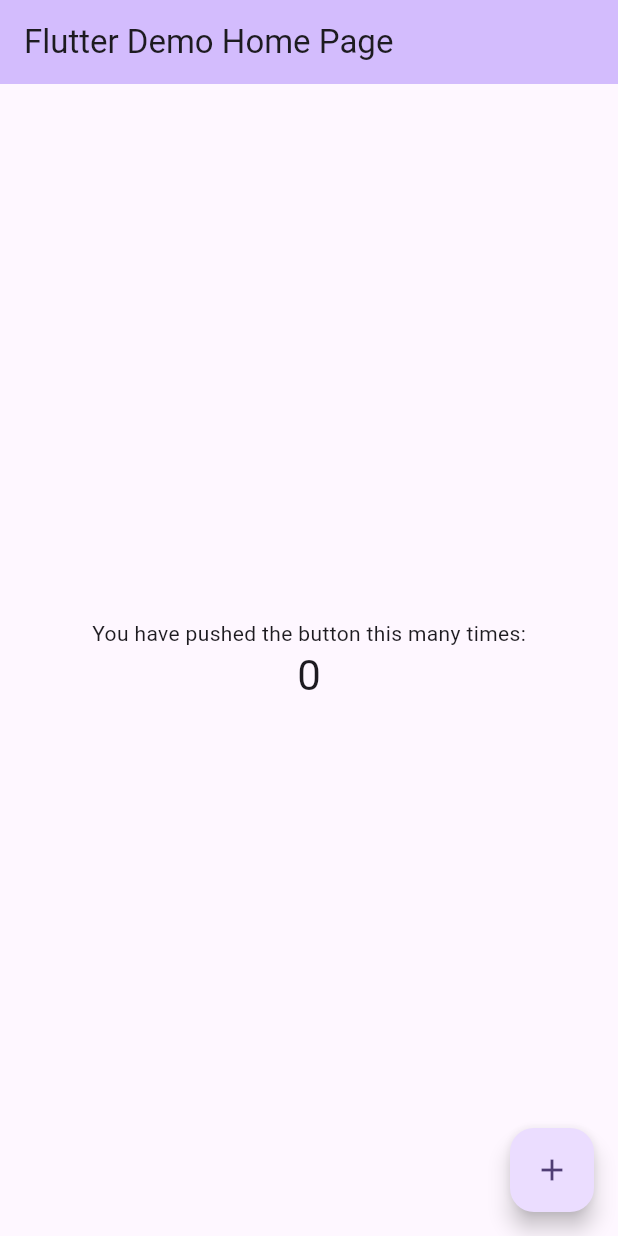
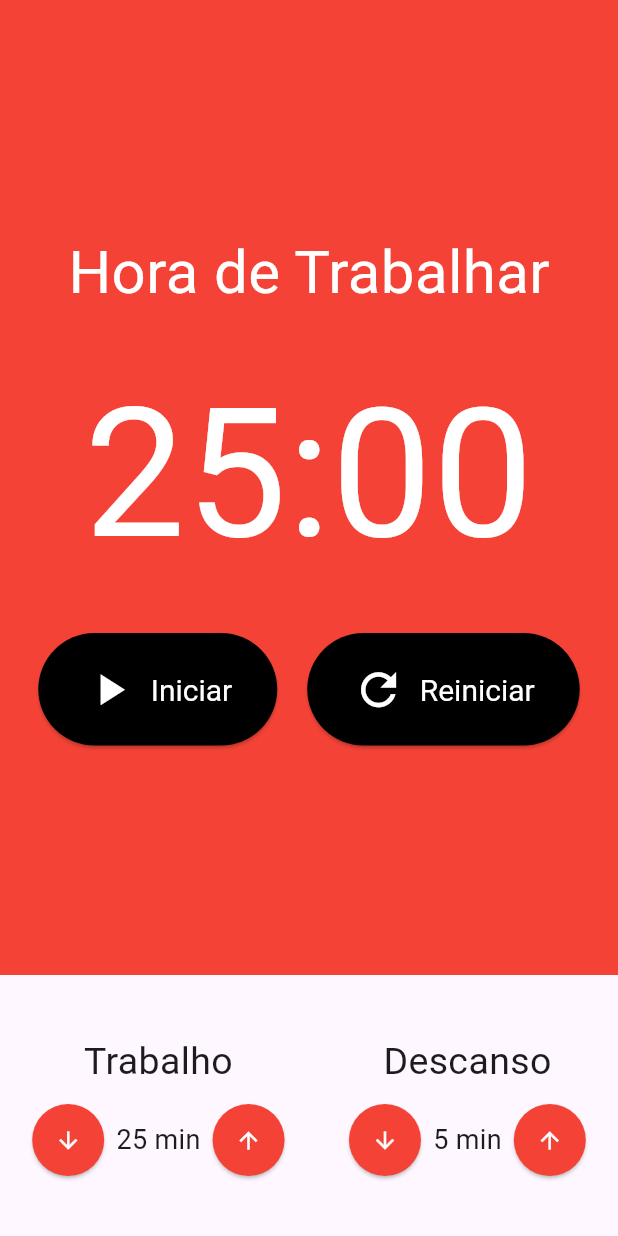
Before and after one commit to gahantognoli/pomodoro_app, a Flutter app: the screen it shows after launch, on a phone screen of 412 x 824 dp. Run offline on Flutter 3.47's test engine with Material 3 defaults, Android fonts, the phone set to English and light mode, and no system bars.

Commit message:
Layout inicial

```diff
--- /dev/null
+++ b/lib/components/Cronometro.dart
@@ -0,0 +1,60 @@
+import 'package:flutter/material.dart';
+import 'package:pomodoro_app/components/CronometroBotao.dart';
+
+class Cronometro extends StatelessWidget {
+  const Cronometro({super.key});
+
+  @override
+  Widget build(BuildContext context) {
+    return Container(
+      color: Colors.red,
+      child: const Column(
+        mainAxisAlignment: MainAxisAlignment.center,
+        children: [
+          Text(
+            'Hora de Trabalhar',
+            style: TextStyle(
+              color: Colors.white,
+              fontSize: 40,
+            ),
+          ),
+          SizedBox(height: 20),
+          Text(
+            '25:00',
+            style: TextStyle(
+              fontSize: 120,
+              color: Colors.white,
+            ),
+          ),
+          SizedBox(height: 20),
+          Row(
+            mainAxisAlignment: MainAxisAlignment.center,
+            children: [
+              Padding(
+                padding: EdgeInsets.only(right: 10),
+                child: CronometroBotao(
+                  texto: 'Iniciar',
+                  icone: Icons.play_arrow,
+                ),
+              ),
+              // Padding(
+              //   padding: EdgeInsets.only(left: 10),
+              //   child: CronometroBotao(
+              //     texto: 'Parar',
+              //     icone: Icons.stop,
+              //   ),
+              // ),
+              Padding(
+                padding: EdgeInsets.only(left: 10),
+                child: CronometroBotao(
+                  texto: 'Reiniciar',
+                  icone: Icons.refresh,
+                ),
+              ),
+            ],
+          )
+        ],
+      ),
+    );
+  }
+}
--- /dev/null
+++ b/lib/components/CronometroBotao.dart
@@ -0,0 +1,42 @@
+import 'package:flutter/material.dart';
+
+class CronometroBotao extends StatelessWidget {
+  final String texto;
+  final IconData icone;
+
+  const CronometroBotao({
+    super.key,
+    required this.texto,
+    required this.icone,
+  });
+
+  @override
+  Widget build(BuildContext context) {
+    return ElevatedButton(
+      onPressed: () => {},
+      style: ElevatedButton.styleFrom(
+        foregroundColor: Colors.white,
+        backgroundColor: Colors.black,
+        padding: const EdgeInsets.symmetric(
+          horizontal: 30,
+          vertical: 20,
+        ),
+        textStyle: const TextStyle(
+          fontSize: 20,
+        ),
+      ),
+      child: Row(
+        children: [
+          Padding(
+            padding: const EdgeInsets.only(right: 10),
+            child: Icon(
+              icone,
+              size: 35,
+            ),
+          ),
+          Text(texto),
+        ],
+      ),
+    );
+  }
+}
--- /dev/null
+++ b/lib/components/EntradaTempo.dart
@@ -0,0 +1,63 @@
+import 'package:flutter/material.dart';
+
+class EntradaTempo extends StatelessWidget {
+  final String titulo;
+  final int valor;
+
+  const EntradaTempo({
+    super.key,
+    required this.titulo,
+    required this.valor,
+  });
+
+  @override
+  Widget build(BuildContext context) {
+    return Column(
+      crossAxisAlignment: CrossAxisAlignment.center,
+      children: [
+        Text(
+          titulo,
+          style: const TextStyle(
+            fontSize: 25,
+          ),
+        ),
+        const SizedBox(height: 10),
+        Row(
+          mainAxisAlignment: MainAxisAlignment.center,
+          children: [
+            ElevatedButton(
+              onPressed: () => {},
+              style: ElevatedButton.styleFrom(
+                shape: const CircleBorder(),
+                padding: const EdgeInsets.all(15),
+                backgroundColor: Colors.red,
+              ),
+              child: const Icon(
+                Icons.arrow_downward,
+                color: Colors.white,
+              ),
+            ),
+            Text(
+              '$valor min',
+              style: const TextStyle(
+                fontSize: 18,
+              ),
+            ),
+            ElevatedButton(
+              onPressed: () => {},
+              style: ElevatedButton.styleFrom(
+                shape: const CircleBorder(),
+                padding: const EdgeInsets.all(15),
+                backgroundColor: Colors.red,
+              ),
+              child: const Icon(
+                Icons.arrow_upward,
+                color: Colors.white,
+              ),
+            ),
+          ],
+        ),
+      ],
+    );
+  }
+}
--- a/lib/main.dart
+++ b/lib/main.dart
@@ -1,4 +1,5 @@
 import 'package:flutter/material.dart';
+import 'package:pomodoro_app/pages/Pomodoro.dart';
 
 void main() {
   runApp(const MyApp());
@@ -7,119 +8,15 @@ void main() {
 class MyApp extends StatelessWidget {
   const MyApp({super.key});
 
-  // This widget is the root of your application.
   @override
   Widget build(BuildContext context) {
     return MaterialApp(
-      title: 'Flutter Demo',
+      title: 'Pomodoro App',
       theme: ThemeData(
-        // This is the theme of your application.
-        //
-        // TRY THIS: Try running your application with "flutter run". You'll see
-        // the application has a purple toolbar. Then, without quitting the app,
-        // try changing the seedColor in the colorScheme below to Colors.green
-        // and then invoke "hot reload" (save your changes or press the "hot
-        // reload" button in a Flutter-supported IDE, or press "r" if you used
-        // the command line to start the app).
-        //
-        // Notice that the counter didn't reset back to zero; the application
-        // state is not lost during the reload. To reset the state, use hot
-        // restart instead.
-        //
-        // This works for code too, not just values: Most code changes can be
-        // tested with just a hot reload.
         colorScheme: ColorScheme.fromSeed(seedColor: Colors.deepPurple),
         useMaterial3: true,
       ),
-      home: const MyHomePage(title: 'Flutter Demo Home Page'),
+      home: const Pomodoro(),
     );
   }
 }
-
-class MyHomePage extends StatefulWidget {
-  const MyHomePage({super.key, required this.title});
-
-  // This widget is the home page of your application. It is stateful, meaning
-  // that it has a State object (defined below) that contains fields that affect
-  // how it looks.
-
-  // This class is the configuration for the state. It holds the values (in this
-  // case the title) provided by the parent (in this case the App widget) and
-  // used by the build method of the State. Fields in a Widget subclass are
-  // always marked "final".
-
-  final String title;
-
-  @override
-  State<MyHomePage> createState() => _MyHomePageState();
-}
-
-class _MyHomePageState extends State<MyHomePage> {
-  int _counter = 0;
-
-  void _incrementCounter() {
-    setState(() {
-      // This call to setState tells the Flutter framework that something has
-      // changed in this State, which causes it to rerun the build method below
-      // so that the display can reflect the updated values. If we changed
-      // _counter without calling setState(), then the build method would not be
-      // called again, and so nothing would appear to happen.
-      _counter++;
-    });
-  }
-
-  @override
-  Widget build(BuildContext context) {
-    // This method is rerun every time setState is called, for instance as done
-    // by the _incrementCounter method above.
-    //
-    // The Flutter framework has been optimized to make rerunning build methods
-    // fast, so that you can just rebuild anything that needs updating rather
-    // than having to individually change instances of widgets.
-    return Scaffold(
-      appBar: AppBar(
-        // TRY THIS: Try changing the color here to a specific color (to
-        // Colors.amber, perhaps?) and trigger a hot reload to see the AppBar
-        // change color while the other colors stay the same.
-        backgroundColor: Theme.of(context).colorScheme.inversePrimary,
-        // Here we take the value from the MyHomePage object that was created by
-        // the App.build method, and use it to set our appbar title.
-        title: Text(widget.title),
-      ),
-      body: Center(
-        // Center is a layout widget. It takes a single child and positions it
-        // in the middle of the parent.
-        child: Column(
-          // Column is also a layout widget. It takes a list of children and
-          // arranges them vertically. By default, it sizes itself to fit its
-          // children horizontally, and tries to be as tall as its parent.
-          //
-          // Column has various properties to control how it sizes itself and
-          // how it positions its children. Here we use mainAxisAlignment to
-          // center the children vertically; the main axis here is the vertical
-          // axis because Columns are vertical (the cross axis would be
-          // horizontal).
-          //
-          // TRY THIS: Invoke "debug painting" (choose the "Toggle Debug Paint"
-          // action in the IDE, or press "p" in the console), to see the
-          // wireframe for each widget.
-          mainAxisAlignment: MainAxisAlignment.center,
-          children: <Widget>[
-            const Text(
-              'You have pushed the button this many times:',
-            ),
-            Text(
-              '$_counter',
-              style: Theme.of(context).textTheme.headlineMedium,
-            ),
-          ],
-        ),
-      ),
-      floatingActionButton: FloatingActionButton(
-        onPressed: _incrementCounter,
-        tooltip: 'Increment',
-        child: const Icon(Icons.add),
-      ), // This trailing comma makes auto-formatting nicer for build methods.
-    );
-  }
-}
--- /dev/null
+++ b/lib/pages/Pomodoro.dart
@@ -0,0 +1,37 @@
+import 'package:flutter/material.dart';
+import 'package:pomodoro_app/components/Cronometro.dart';
+import 'package:pomodoro_app/components/EntradaTempo.dart';
+
+class Pomodoro extends StatelessWidget {
+  const Pomodoro({super.key});
+
+  @override
+  Widget build(BuildContext context) {
+    return const Scaffold(
+      body: Column(
+        crossAxisAlignment: CrossAxisAlignment.stretch,
+        children: [
+          Expanded(child: Cronometro()),
+          Padding(
+            padding: EdgeInsets.symmetric(
+              vertical: 40,
+            ),
+            child: Row(
+              mainAxisAlignment: MainAxisAlignment.spaceAround,
+              children: [
+                EntradaTempo(
+                  titulo: 'Trabalho',
+                  valor: 25,
+                ),
+                EntradaTempo(
+                  titulo: 'Descanso',
+                  valor: 5,
+                )
+              ],
+            ),
+          ),
+        ],
+      ),
+    );
+  }
+}
```
